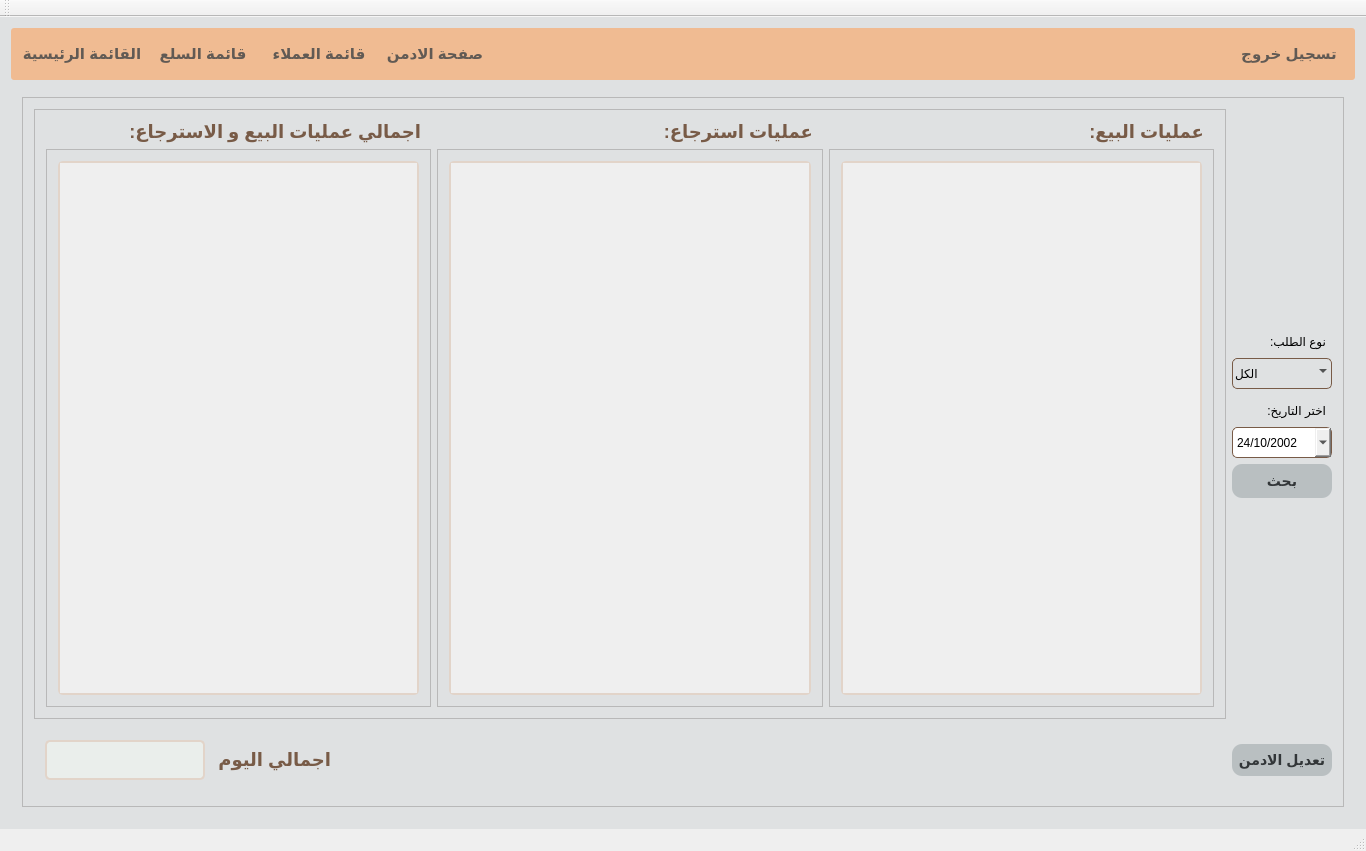
The window that cashRegisterSystem/cashRegisterSystem.ui (Ismaeel-Muhammad/Cash-Register-System) describes before a commit, drawn with Qt 5.
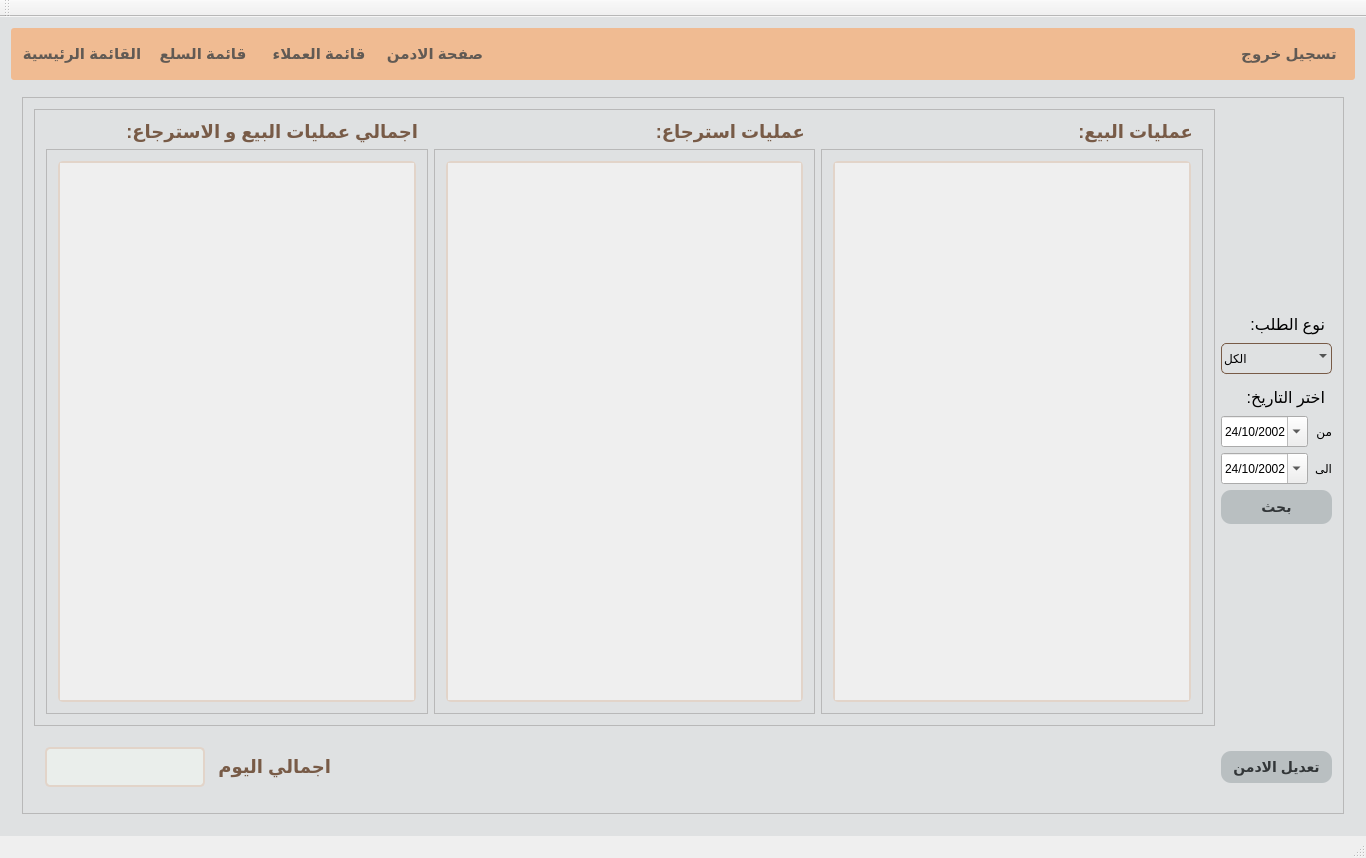
The same window after the commit. Icons and pictures are not drawn.

Patch:
```diff
--- a/cashRegisterSystem/cashRegisterSystem.ui
+++ b/cashRegisterSystem/cashRegisterSystem.ui
@@ -7,7 +7,7 @@
     <x>0</x>
     <y>0</y>
     <width>1366</width>
-    <height>851</height>
+    <height>858</height>
    </rect>
   </property>
   <property name="sizePolicy">
@@ -1009,192 +1009,7 @@
           <property name="frameShadow">
            <enum>QFrame::Raised</enum>
           </property>
-          <layout class="QGridLayout" name="gridLayout_51">
-           <item row="0" column="1">
-            <layout class="QVBoxLayout" name="verticalLayout_9">
-             <item>
-              <spacer name="verticalSpacer_5">
-               <property name="orientation">
-                <enum>Qt::Vertical</enum>
-               </property>
-               <property name="sizeHint" stdset="0">
-                <size>
-                 <width>20</width>
-                 <height>40</height>
-                </size>
-               </property>
-              </spacer>
-             </item>
-             <item>
-              <widget class="QLabel" name="label_14">
-               <property name="styleSheet">
-                <string notr="true">margin: 3px</string>
-               </property>
-               <property name="text">
-                <string>نوع الطلب:</string>
-               </property>
-              </widget>
-             </item>
-             <item>
-              <widget class="QComboBox" name="opType">
-               <property name="cursor">
-                <cursorShape>PointingHandCursor</cursorShape>
-               </property>
-               <property name="styleSheet">
-                <string notr="true">height: 25px</string>
-               </property>
-               <item>
-                <property name="text">
-                 <string>الكل</string>
-                </property>
-               </item>
-               <item>
-                <property name="text">
-                 <string>طلب عادي</string>
-                </property>
-               </item>
-               <item>
-                <property name="text">
-                 <string>طلب اونلاين</string>
-                </property>
-               </item>
-               <item>
-                <property name="text">
-                 <string>طلب جملة</string>
-                </property>
-               </item>
-              </widget>
-             </item>
-             <item>
-              <widget class="QLabel" name="label_11">
-               <property name="styleSheet">
-                <string notr="true">margin: 3px</string>
-               </property>
-               <property name="text">
-                <string>اختر التاريخ:</string>
-               </property>
-              </widget>
-             </item>
-             <item>
-              <widget class="QDateEdit" name="date_search">
-               <property name="cursor">
-                <cursorShape>PointingHandCursor</cursorShape>
-               </property>
-               <property name="styleSheet">
-                <string notr="true">height: 25px</string>
-               </property>
-               <property name="displayFormat">
-                <string>d/M/yyyy</string>
-               </property>
-               <property name="calendarPopup">
-                <bool>true</bool>
-               </property>
-               <property name="date">
-                <date>
-                 <year>2002</year>
-                 <month>10</month>
-                 <day>24</day>
-                </date>
-               </property>
-              </widget>
-             </item>
-             <item>
-              <widget class="QPushButton" name="OPsearch">
-               <property name="cursor">
-                <cursorShape>PointingHandCursor</cursorShape>
-               </property>
-               <property name="styleSheet">
-                <string notr="true">height: 30px;</string>
-               </property>
-               <property name="text">
-                <string>بحث</string>
-               </property>
-              </widget>
-             </item>
-             <item>
-              <spacer name="verticalSpacer_6">
-               <property name="orientation">
-                <enum>Qt::Vertical</enum>
-               </property>
-               <property name="sizeHint" stdset="0">
-                <size>
-                 <width>20</width>
-                 <height>40</height>
-                </size>
-               </property>
-              </spacer>
-             </item>
-            </layout>
-           </item>
-           <item row="1" column="0">
-            <widget class="QFrame" name="Total_of_the_day">
-             <property name="maximumSize">
-              <size>
-               <width>16777215</width>
-               <height>70</height>
-              </size>
-             </property>
-             <layout class="QGridLayout" name="gridLayout_18">
-              <item row="1" column="0">
-               <widget class="QTextBrowser" name="day_total_income">
-                <property name="minimumSize">
-                 <size>
-                  <width>160</width>
-                  <height>20</height>
-                 </size>
-                </property>
-                <property name="maximumSize">
-                 <size>
-                  <width>100</width>
-                  <height>40</height>
-                 </size>
-                </property>
-                <property name="styleSheet">
-                 <string notr="true"/>
-                </property>
-               </widget>
-              </item>
-              <item row="1" column="1">
-               <widget class="QLabel" name="label_26">
-                <property name="minimumSize">
-                 <size>
-                  <width>120</width>
-                  <height>0</height>
-                 </size>
-                </property>
-                <property name="maximumSize">
-                 <size>
-                  <width>120</width>
-                  <height>40</height>
-                 </size>
-                </property>
-                <property name="styleSheet">
-                 <string notr="true">font-size: 18px;
-font-weight: bold;
-color:rgba(120, 91, 71, 1)
-</string>
-                </property>
-                <property name="text">
-                 <string>اجمالي اليوم</string>
-                </property>
-               </widget>
-              </item>
-              <item row="1" column="2">
-               <spacer name="horizontalSpacer_22">
-                <property name="orientation">
-                 <enum>Qt::Horizontal</enum>
-                </property>
-                <property name="sizeHint" stdset="0">
-                 <size>
-                  <width>40</width>
-                  <height>10</height>
-                 </size>
-                </property>
-               </spacer>
-              </item>
-             </layout>
-            </widget>
-           </item>
+          <layout class="QGridLayout" name="gridLayout_21">
            <item row="0" column="0">
             <widget class="QFrame" name="frame_4">
              <property name="minimumSize">
@@ -1265,8 +1080,8 @@
                      <rect>
                       <x>0</x>
                       <y>0</y>
-                      <width>366</width>
-                      <height>536</height>
+                      <width>364</width>
+                      <height>543</height>
                      </rect>
                     </property>
                     <layout class="QGridLayout" name="gridLayout_48">
@@ -1307,8 +1122,8 @@
                      <rect>
                       <x>0</x>
                       <y>0</y>
-                      <width>367</width>
-                      <height>536</height>
+                      <width>364</width>
+                      <height>543</height>
                      </rect>
                     </property>
                     <layout class="QGridLayout" name="gridLayout_46">
@@ -1363,8 +1178,8 @@
                      <rect>
                       <x>0</x>
                       <y>0</y>
-                      <width>367</width>
-                      <height>536</height>
+                      <width>364</width>
+                      <height>543</height>
                      </rect>
                     </property>
                     <layout class="QGridLayout" name="gridLayout_50">
@@ -1381,6 +1196,238 @@
              </layout>
             </widget>
            </item>
+           <item row="0" column="1">
+            <layout class="QVBoxLayout" name="verticalLayout_9">
+             <item>
+              <spacer name="verticalSpacer_5">
+               <property name="orientation">
+                <enum>Qt::Vertical</enum>
+               </property>
+               <property name="sizeHint" stdset="0">
+                <size>
+                 <width>20</width>
+                 <height>40</height>
+                </size>
+               </property>
+              </spacer>
+             </item>
+             <item>
+              <widget class="QLabel" name="label_14">
+               <property name="styleSheet">
+                <string notr="true">margin: 3px;
+font-size: 16px;</string>
+               </property>
+               <property name="text">
+                <string>نوع الطلب:</string>
+               </property>
+              </widget>
+             </item>
+             <item>
+              <widget class="QComboBox" name="opType">
+               <property name="cursor">
+                <cursorShape>PointingHandCursor</cursorShape>
+               </property>
+               <property name="styleSheet">
+                <string notr="true">height: 25px</string>
+               </property>
+               <item>
+                <property name="text">
+                 <string>الكل</string>
+                </property>
+               </item>
+               <item>
+                <property name="text">
+                 <string>طلب عادي</string>
+                </property>
+               </item>
+               <item>
+                <property name="text">
+                 <string>طلب اونلاين</string>
+                </property>
+               </item>
+               <item>
+                <property name="text">
+                 <string>طلب جملة</string>
+                </property>
+               </item>
+              </widget>
+             </item>
+             <item>
+              <widget class="QLabel" name="label_11">
+               <property name="styleSheet">
+                <string notr="true">margin: 3px;
+font-size: 16px;</string>
+               </property>
+               <property name="text">
+                <string>اختر التاريخ:</string>
+               </property>
+              </widget>
+             </item>
+             <item>
+              <layout class="QHBoxLayout" name="horizontalLayout_4">
+               <item>
+                <widget class="QDateEdit" name="date_search_from">
+                 <property name="cursor">
+                  <cursorShape>PointingHandCursor</cursorShape>
+                 </property>
+                 <property name="styleSheet">
+                  <string notr="true">height: 25px</string>
+                 </property>
+                 <property name="displayFormat">
+                  <string>d/M/yyyy</string>
+                 </property>
+                 <property name="calendarPopup">
+                  <bool>true</bool>
+                 </property>
+                 <property name="date">
+                  <date>
+                   <year>2002</year>
+                   <month>10</month>
+                   <day>24</day>
+                  </date>
+                 </property>
+                </widget>
+               </item>
+               <item>
+                <widget class="QLabel" name="label_4">
+                 <property name="text">
+                  <string>من</string>
+                 </property>
+                </widget>
+               </item>
+              </layout>
+             </item>
+             <item>
+              <layout class="QHBoxLayout" name="horizontalLayout_5">
+               <item>
+                <widget class="QDateEdit" name="date_search_to">
+                 <property name="cursor">
+                  <cursorShape>PointingHandCursor</cursorShape>
+                 </property>
+                 <property name="styleSheet">
+                  <string notr="true">height: 25px</string>
+                 </property>
+                 <property name="displayFormat">
+                  <string>d/M/yyyy</string>
+                 </property>
+                 <property name="calendarPopup">
+                  <bool>true</bool>
+                 </property>
+                 <property name="date">
+                  <date>
+                   <year>2002</year>
+                   <month>10</month>
+                   <day>24</day>
+                  </date>
+                 </property>
+                </widget>
+               </item>
+               <item>
+                <widget class="QLabel" name="label_5">
+                 <property name="text">
+                  <string>الى</string>
+                 </property>
+                </widget>
+               </item>
+              </layout>
+             </item>
+             <item>
+              <widget class="QPushButton" name="OPsearch">
+               <property name="cursor">
+                <cursorShape>PointingHandCursor</cursorShape>
+               </property>
+               <property name="styleSheet">
+                <string notr="true">height: 30px;</string>
+               </property>
+               <property name="text">
+                <string>بحث</string>
+               </property>
+              </widget>
+             </item>
+             <item>
+              <spacer name="verticalSpacer_6">
+               <property name="orientation">
+                <enum>Qt::Vertical</enum>
+               </property>
+               <property name="sizeHint" stdset="0">
+                <size>
+                 <width>20</width>
+                 <height>40</height>
+                </size>
+               </property>
+              </spacer>
+             </item>
+            </layout>
+           </item>
+           <item row="1" column="0">
+            <widget class="QFrame" name="Total_of_the_day">
+             <property name="maximumSize">
+              <size>
+               <width>16777215</width>
+               <height>70</height>
+              </size>
+             </property>
+             <layout class="QGridLayout" name="gridLayout_18">
+              <item row="1" column="0">
+               <widget class="QTextBrowser" name="day_total_income">
+                <property name="minimumSize">
+                 <size>
+                  <width>160</width>
+                  <height>20</height>
+                 </size>
+                </property>
+                <property name="maximumSize">
+                 <size>
+                  <width>100</width>
+                  <height>40</height>
+                 </size>
+                </property>
+                <property name="styleSheet">
+                 <string notr="true"/>
+                </property>
+               </widget>
+              </item>
+              <item row="1" column="1">
+               <widget class="QLabel" name="label_26">
+                <property name="minimumSize">
+                 <size>
+                  <width>120</width>
+                  <height>0</height>
+                 </size>
+                </property>
+                <property name="maximumSize">
+                 <size>
+                  <width>120</width>
+                  <height>40</height>
+                 </size>
+                </property>
+                <property name="styleSheet">
+                 <string notr="true">font-size: 18px;
+font-weight: bold;
+color:rgba(120, 91, 71, 1)
+</string>
+                </property>
+                <property name="text">
+                 <string>اجمالي اليوم</string>
+                </property>
+               </widget>
+              </item>
+              <item row="1" column="2">
+               <spacer name="horizontalSpacer_22">
+                <property name="orientation">
+                 <enum>Qt::Horizontal</enum>
+                </property>
+                <property name="sizeHint" stdset="0">
+                 <size>
+                  <width>40</width>
+                  <height>10</height>
+                 </size>
+                </property>
+               </spacer>
+              </item>
+             </layout>
+            </widget>
+           </item>
            <item row="1" column="1">
             <widget class="QPushButton" name="edit_admin">
              <property name="minimumSize">
```
Left out of the diff: 66 changed lines with no effect on the pictures.
